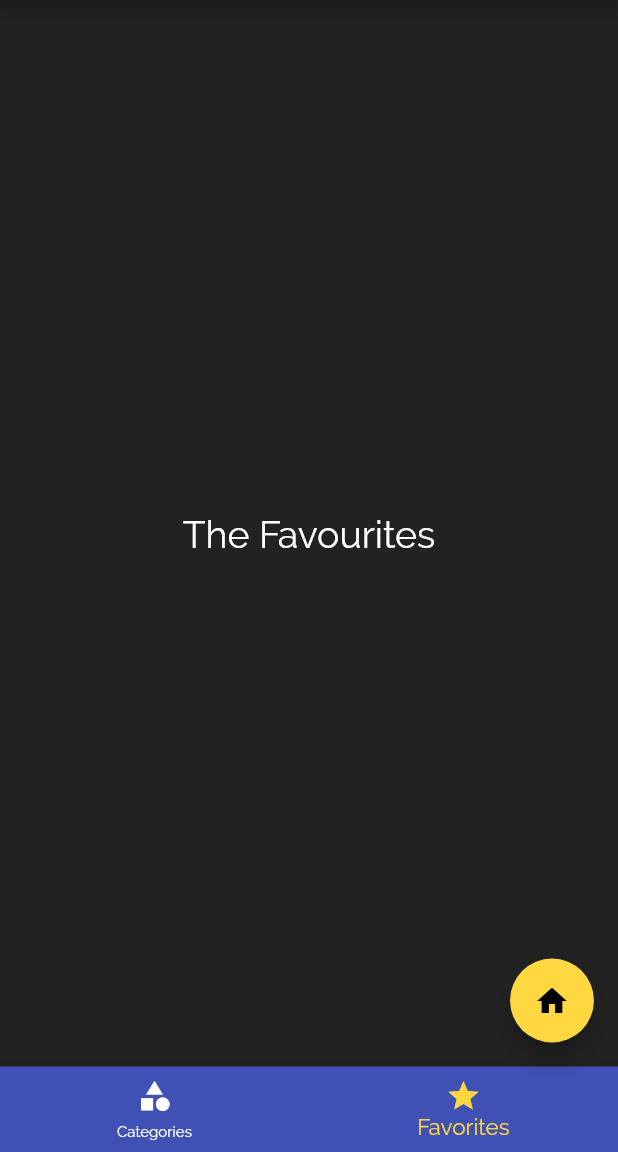
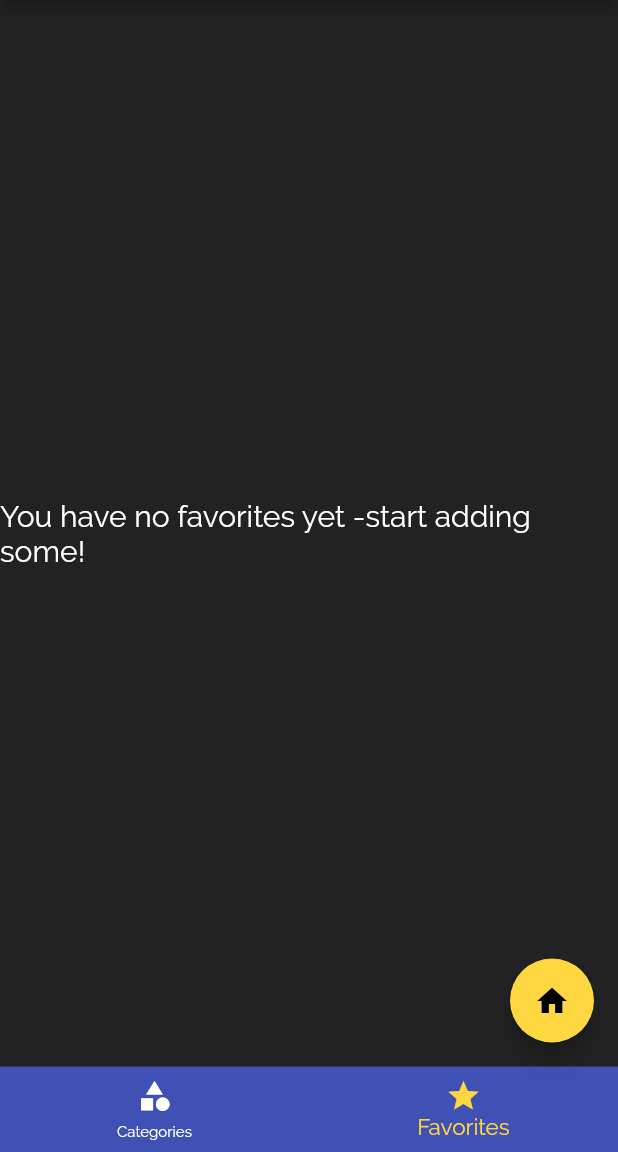
Before and after one commit to manlikeked1/Meal-App, a Flutter app: the TabsScreen screen opened by its route, item 2 of the bottom bar chosen, on a phone screen of 412 x 824 dp, the part 84-1236 px from its top. Run offline on Flutter 3.47's test engine with Material 2 defaults, Android fonts, the phone set to English and light mode, and no system bars.

Commit message:
new commit

```diff
--- a/lib/screens/favorites_page.dart
+++ b/lib/screens/favorites_page.dart
@@ -1,13 +1,41 @@
 import 'package:flutter/material.dart';
 
+import '../models/meal.dart';
+import '../widgets/meal_item.dart';
+
 class FavoritesPage extends StatelessWidget {
+  //Property
+  final List<Meal> favoriteMeals;
+
+  //Constructor
+  FavoritesPage(this.favoriteMeals);
+
   @override
   Widget build(BuildContext context) {
-    return Center(
-      child: Text(
-        'The Favourites',
-        style: TextStyle(color: Colors.white, fontSize: 25),
-      ),
-    );
+    if (favoriteMeals.isEmpty) {
+      return Center(
+        child: Text(
+          'You have no favorites yet -start adding some!',
+          style: TextStyle(
+            color: Colors.white,
+            fontSize: 20,
+          ),
+        ),
+      );
+    } else {
+      return ListView.builder(
+        itemBuilder: (ctx, index) {
+          return MealItem(
+            id: favoriteMeals[index].id,
+            title: favoriteMeals[index].title,
+            imageUrl: favoriteMeals[index].imageUrl,
+            duration: favoriteMeals[index].duration,
+            complexity: favoriteMeals[index].complexity,
+            affordability: favoriteMeals[index].affordability,
+          );
+        },
+        itemCount: favoriteMeals.length,
+      );
+    }
   }
 }
--- a/lib/screens/tabs_screen.dart
+++ b/lib/screens/tabs_screen.dart
@@ -4,25 +4,37 @@ import '../widgets/main_drawer.dart';
 
 import '../screens/favorites_page.dart';
 import '../screens/categories_page.dart';
+import '../models/meal.dart';
 
 class TabsScreen extends StatefulWidget {
+  //Property
+  final List<Meal> favoriteMeals;
+  //Constructor
+  TabsScreen(this.favoriteMeals);
+
   static const routeName = '/tabs';
   @override
   _TabsScreenState createState() => _TabsScreenState();
 }
 
 class _TabsScreenState extends State<TabsScreen> {
-  final List<Map<String, dynamic>> _pages = [
-    //List o widgets that you want to render in each tab
-    {'page': CategoriesPage(), 'title': 'Categories'},
-    {
-      'page': FavoritesPage(),
-      'title': 'Favorites Section',
-    }
-  ];
+  List<Map<String, dynamic>> _pages;
 
-  int _selectedPageIndex =
-      0; //THis is a property which is an integer which is '0' initially
+  //This is a property which is an integer which is '0' initially
+  int _selectedPageIndex = 0;
+
+  @override
+  void initState() {
+    _pages = [
+      //List o widgets that you want to render in each tab
+      {'page': CategoriesPage(), 'title': 'Categories'},
+      {
+        'page': FavoritesPage(widget.favoriteMeals),
+        'title': 'Favorites Section',
+      }
+    ];
+    super.initState();
+  }
 
   void _selectPage(int index) {
     //This is the method that 'ontap' listener uses
--- a/lib/widgets/meal_item.dart
+++ b/lib/widgets/meal_item.dart
@@ -10,7 +10,7 @@ class MealItem extends StatelessWidget {
   final int duration; //properties
   final Complexity complexity; //properties
   final Affordability affordability;
-  final Function removeItem; //properties
+  //properties
 
   MealItem({
     @required this.title,
@@ -19,7 +19,6 @@ class MealItem extends StatelessWidget {
     @required this.complexity,
     @required this.duration,
     @required this.id,
-    @required this.removeItem,
   }); //this is a constructor which uses named arguments
 
   void selectMeal(BuildContext context) {
@@ -27,7 +26,7 @@ class MealItem extends StatelessWidget {
         .pushNamed(MealDetailPage.routeName, arguments: id)
         .then((result) {
       if (result != null) {
-        removeItem(result);
+        // removeItem(result);
       }
     });
   } //this is a method//In this method, when we click on an item it takes us to another page or screen. That is what the navigator pushedNamed is for.
```
Also changed, not shown: lib/main.dart (+22 -3 lines), lib/screens/category_meals_page.dart (+5 -6 lines), lib/screens/meal_detail_page.dart (+12 -7 lines).
